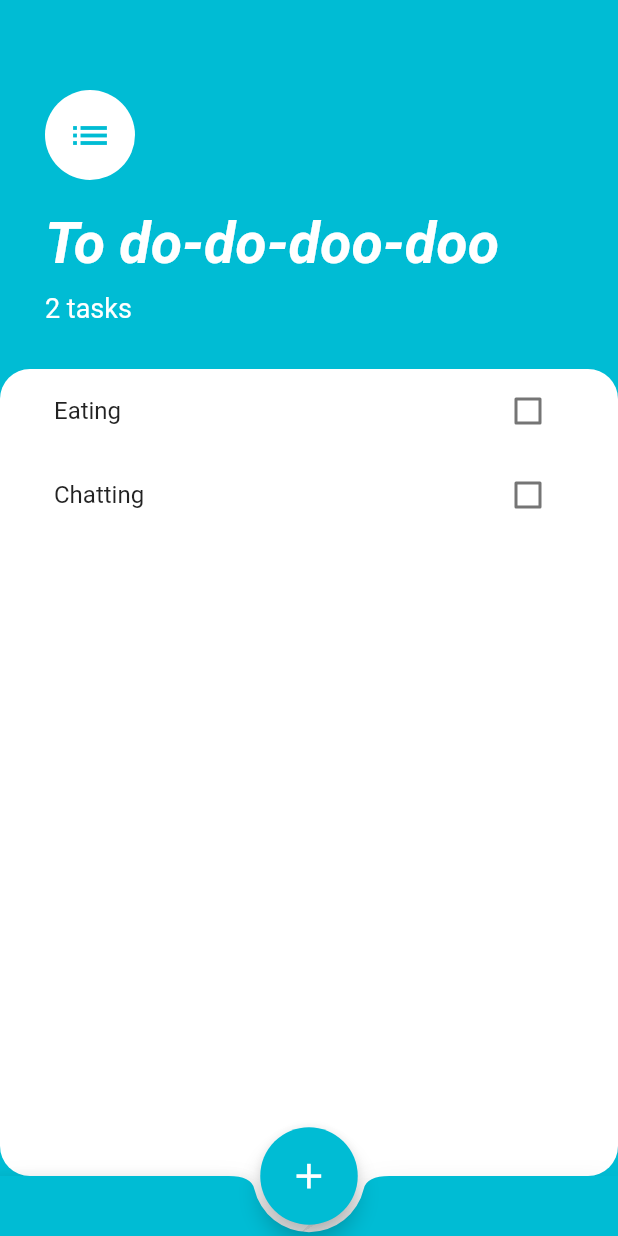
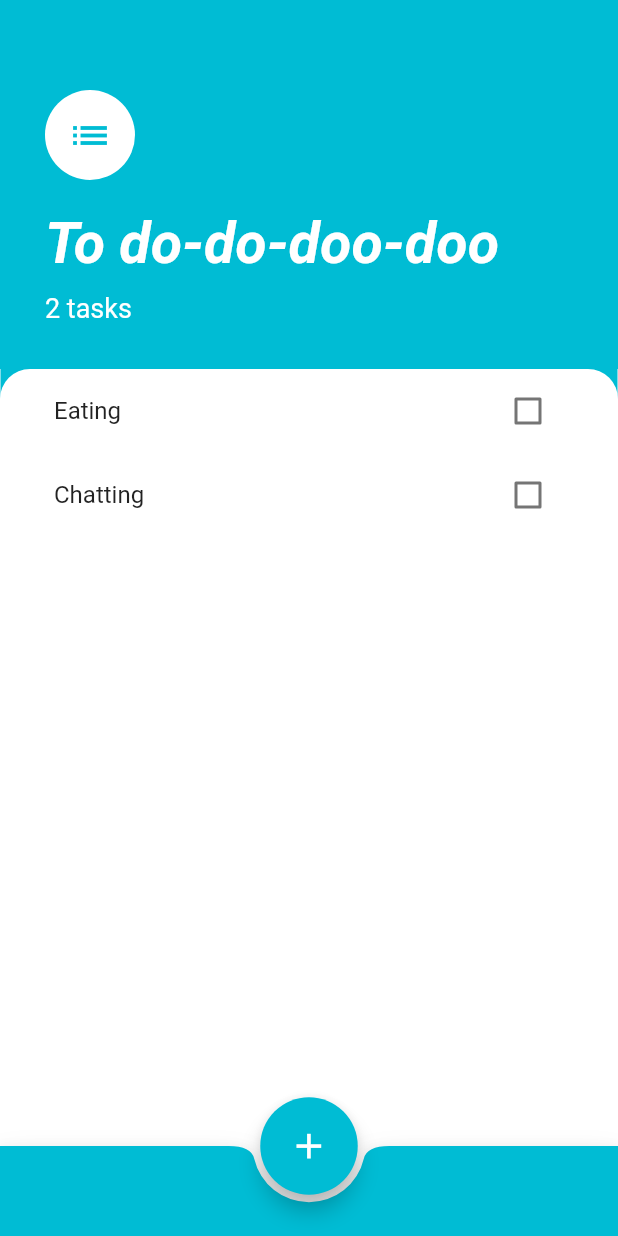
Before and after one commit to nguyen703/todoey_flutter, a Flutter app: the screen it shows after launch, on a phone screen of 412 x 824 dp. Run offline on Flutter 3.47's test engine with Material 2 defaults, Android fonts, the phone set to English and light mode, and no system bars.

Commit message:
Customized UI

```diff
--- a/lib/screens/add_task_screen.dart
+++ b/lib/screens/add_task_screen.dart
@@ -5,6 +5,8 @@ import 'package:todoey_flutter/models/task_data.dart';
 String newTaskTitle = '';
 
 class AddTaskScreen extends StatelessWidget {
+  final TextEditingController _controller = TextEditingController();
+
   @override
   Widget build(BuildContext context) {
     return Container(
@@ -31,6 +33,7 @@ class AddTaskScreen extends StatelessWidget {
                 ),
               ),
               TextField(
+                controller: _controller,
                 onChanged: (newText) {
                   newTaskTitle = newText;
                 },
@@ -39,6 +42,8 @@ class AddTaskScreen extends StatelessWidget {
                 textCapitalization: TextCapitalization.sentences,
                 decoration: InputDecoration(
                   hintText: 'Example: Meeting with Joe',
+
+                  // underline input border to be cyan
                   enabledBorder: UnderlineInputBorder(
                     borderSide: BorderSide(color: Colors.cyan),
                   ),
@@ -53,7 +58,9 @@ class AddTaskScreen extends StatelessWidget {
               SizedBox(height: 25.0),
               TextButton(
                 onPressed: () {
-                  if (newTaskTitle != '') {
+                  // check if the TextField is blank or not, then add task
+                  // to avoid blank TextField but still be able to add
+                  if (_controller.text != '') {
                     Provider.of<TaskData>(context, listen: false)
                         .addTask(newTaskTitle);
                     Navigator.pop(context);
--- a/lib/screens/tasks_screen.dart
+++ b/lib/screens/tasks_screen.dart
@@ -3,6 +3,7 @@ import 'package:todoey_flutter/widgets/tasks_list.dart';
 import 'package:todoey_flutter/screens/add_task_screen.dart';
 import 'package:todoey_flutter/models/task_data.dart';
 import 'package:provider/provider.dart';
+import 'dart:io' show Platform;
 
 class TasksScreen extends StatelessWidget {
   @override
@@ -12,7 +13,39 @@ class TasksScreen extends StatelessWidget {
       floatingActionButton: Container(
         height: 65.0,
         width: 65.0,
-        child: FittedBox(
+        child: FloatingButton(),
+      ),
+      bottomNavigationBar: BottomAppBar(
+        notchMargin: 5,
+        shape: CircularNotchedRectangle(),
+        child: Container(
+          height: Platform.isAndroid ? 60.0 : 40.0,
+        ),
+        // clipBehavior: Clip.antiAlias,
+        color: Colors.cyan,
+      ),
+      floatingActionButtonLocation: FloatingActionButtonLocation.centerDocked,
+      body: Container(
+        decoration: BoxDecoration(
+          color: Colors.cyan,
+          border: Border.all(width: 0, color: Colors.white),
+        ),
+        child: Column(
+          crossAxisAlignment: CrossAxisAlignment.stretch,
+          children: [
+            HeaderSpace(),
+            TaskListSpace(),
+          ],
+        ),
+      ),
+    );
+  }
+}
+
+class FloatingButton extends StatelessWidget {
+  @override
+  Widget build(BuildContext context) {
+    return FittedBox(
       // make the button bigger
       child: FloatingActionButton(
         backgroundColor: Colors.cyan,
@@ -22,6 +55,8 @@ class TasksScreen extends StatelessWidget {
               isScrollControlled: true,
               backgroundColor: Color(0xff757575),
               context: context,
+
+              // AddTaskScreen must be above of the keyboard by adding this
               builder: (context) => SingleChildScrollView(
                     padding: EdgeInsets.only(
                         bottom: MediaQuery.of(context).viewInsets.bottom),
@@ -29,27 +64,40 @@ class TasksScreen extends StatelessWidget {
                   ));
         },
       ),
+    );
+  }
+}
+
+class TaskListSpace extends StatelessWidget {
+  @override
+  Widget build(BuildContext context) {
+    return Expanded(
+      child: Container(
+        padding: EdgeInsets.symmetric(horizontal: 20.0),
+        decoration: BoxDecoration(
+          color: Colors.white,
+          borderRadius: BorderRadius.only(
+            topLeft: Radius.circular(20.0),
+            topRight: Radius.circular(20.0),
+            // bottomLeft: Radius.circular(20.0),
+            // bottomRight: Radius.circular(20.0),
           ),
         ),
-      bottomNavigationBar: BottomAppBar(
-        notchMargin: 5,
-        shape: CircularNotchedRectangle(),
-        child: Container(
-          height: 40.0,
+        child: TasksList(),
       ),
-        clipBehavior: Clip.antiAlias,
+    );
+  }
+}
+
+class HeaderSpace extends StatelessWidget {
+  @override
+  Widget build(BuildContext context) {
+    return Container(
+      // wrapped by this Container to have a cyan background color
+      // to have BorderRadius at top left and right
       color: Colors.cyan,
-      ),
-      floatingActionButtonLocation: FloatingActionButtonLocation.centerDocked,
-      body: Container(
-        color: Colors.cyan,
-        child: Column(
-          crossAxisAlignment: CrossAxisAlignment.stretch,
-          children: [
-            Container(
-              color: Colors.cyan,
-              padding: EdgeInsets.only(
-                  top: 60.0, left: 30.0, right: 30.0, bottom: 30.0),
+      padding:
+          EdgeInsets.only(top: 60.0, left: 30.0, right: 30.0, bottom: 30.0),
       child: Column(
         crossAxisAlignment: CrossAxisAlignment.start,
         children: [
@@ -82,23 +130,6 @@ class TasksScreen extends StatelessWidget {
           ),
         ],
       ),
-            ),
-            Expanded(
-              child: Container(
-                padding: EdgeInsets.symmetric(horizontal: 20.0),
-                decoration: BoxDecoration(
-                  color: Colors.white,
-                  borderRadius: BorderRadius.all(Radius.circular(20.0)
-                      // topLeft: Radius.circular(20.0),
-                      // topRight: Radius.circular(20.0),
-                      ),
-                ),
-                child: TasksList(),
-              ),
-            ),
-          ],
-        ),
-      ),
     );
   }
 }
--- a/lib/widgets/task_tile.dart
+++ b/lib/widgets/task_tile.dart
@@ -4,13 +4,11 @@ class TaskTile extends StatelessWidget {
   TaskTile(
       {required this.isChecked,
       required this.taskTitle,
-      required this.checkboxCallback,
-      required this.longPressCallback});
+      required this.checkboxCallback});
 
   final bool isChecked;
   final String taskTitle;
   final Function checkboxCallback;
-  final Function()? longPressCallback;
 
   @override
   Widget build(BuildContext context) {
--- a/lib/widgets/tasks_list.dart
+++ b/lib/widgets/tasks_list.dart
@@ -23,9 +23,6 @@ class TasksList extends StatelessWidget {
                 taskTitle: task.name,
                 checkboxCallback: (checkboxState) {
                   taskData.updateTask(task);
-                },
-                longPressCallback: () {
-                  taskData.deleteTask(task);
                 },
               ),
               confirmDismiss: (direction) async {
```
Lines whose indentation alone changed are shown as unchanged.
